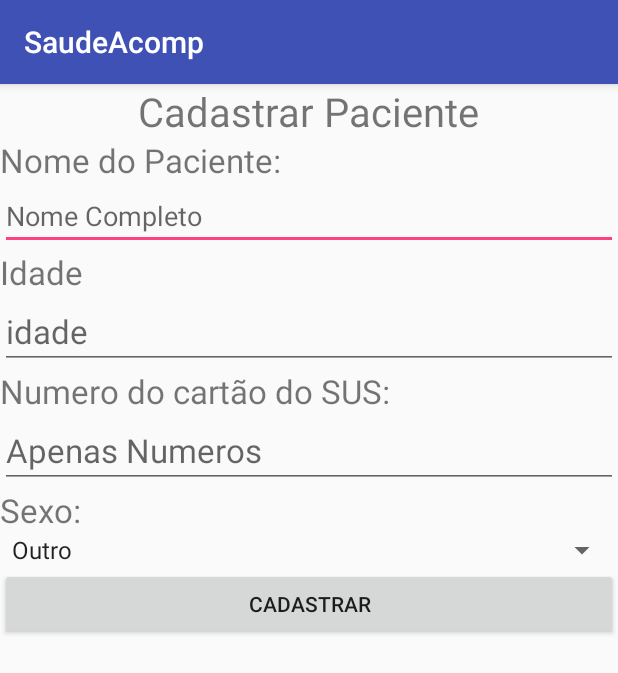
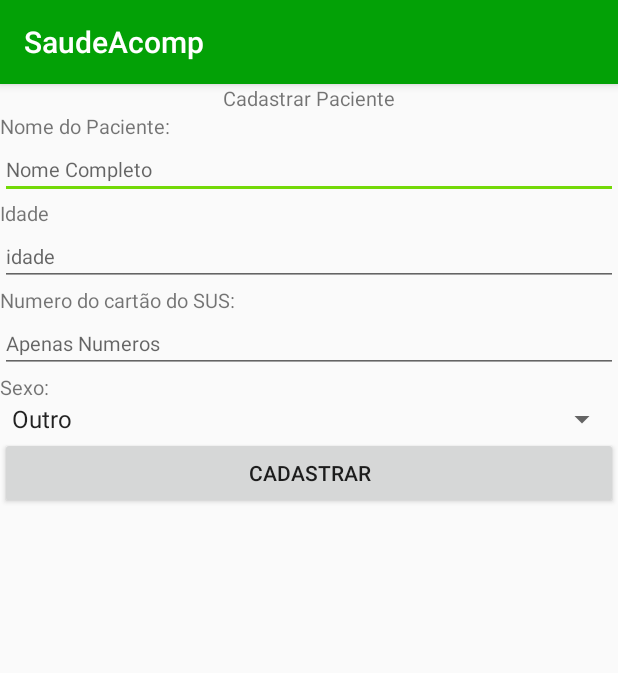
Before and after one commit to dheysonlee99/SaudeAcomp, an Android app: the CadastroActivity screen opened directly, with no data from a screen before it, on a phone screen of 412 x 824 dp. Shown: the top 673 px of the screen. Run offline under Robolectric (Android 15) with nearby library versions, the phone set to English and light mode, and no system bars.

Commit message:
consertando alguns erros

```diff
--- a/app/src/main/res/layout/activity_cadastro.xml
+++ b/app/src/main/res/layout/activity_cadastro.xml
@@ -12,7 +12,7 @@
         android:layout_width="wrap_content"
         android:layout_height="wrap_content"
         android:text="Cadastrar Paciente"
-        android:textSize="12pt"
+        android:textSize="6pt"
         android:layout_gravity="center_horizontal"/>
 
     <TextView
@@ -20,18 +20,19 @@
         android:layout_width="match_parent"
         android:layout_height="wrap_content"
         android:text="@string/nome"
-        android:textSize="10pt"/>
+        android:textSize="6pt"/>
 
     <EditText
         android:id="@+id/nome_paciente"
         android:layout_width="match_parent"
         android:layout_height="wrap_content"
-        android:hint="@string/nome_com"/>
+        android:hint="@string/nome_com"
+        android:textSize="6pt"/>
 
     <TextView
         android:layout_width="match_parent"
         android:layout_height="wrap_content"
-        android:textSize="10pt"
+        android:textSize="6pt"
         android:text="Idade"/>
 
     <EditText
@@ -39,7 +40,7 @@
         android:layout_width="match_parent"
         android:layout_height="wrap_content"
         android:hint="idade"
-        android:textSize="10pt"
+        android:textSize="6pt"
         android:inputType="number"/>
 
     <TextView
@@ -47,27 +48,27 @@
         android:layout_width="match_parent"
         android:layout_height="wrap_content"
         android:text="@string/cart_sus"
-        android:textSize="10pt"/>
+        android:textSize="6pt"/>
 
     <EditText
         android:id="@+id/numeros_sus"
         android:layout_width="match_parent"
         android:layout_height="wrap_content"
         android:hint="@string/numeros"
-        android:textSize="10pt"
+        android:textSize="6pt"
         android:inputType="number"/>
     <TextView
         android:id="@+id/sexo"
         android:layout_width="match_parent"
         android:layout_height="wrap_content"
         android:text="@string/sexos"
-        android:textSize="10pt"/>
+        android:textSize="6pt"/>
     <Spinner
         android:id="@+id/tipo_sexo"
         android:layout_width="match_parent"
         android:layout_height="wrap_content"
         android:entries="@array/tipoSexo"
-        android:scrollbarSize="12pt">
+        android:scrollbarSize="6pt">
 
     </Spinner>
 
--- a/app/src/main/res/values/colors.xml
+++ b/app/src/main/res/values/colors.xml
@@ -1,6 +1,6 @@
 <?xml version="1.0" encoding="utf-8"?>
 <resources>
-    <color name="colorPrimary">#3F51B5</color>
-    <color name="colorPrimaryDark">#303F9F</color>
-    <color name="colorAccent">#FF4081</color>
+    <color name="colorPrimary">#03a106</color>
+    <color name="colorPrimaryDark">#01ff73</color>
+    <color name="colorAccent">#73d907</color>
 </resources>
```
